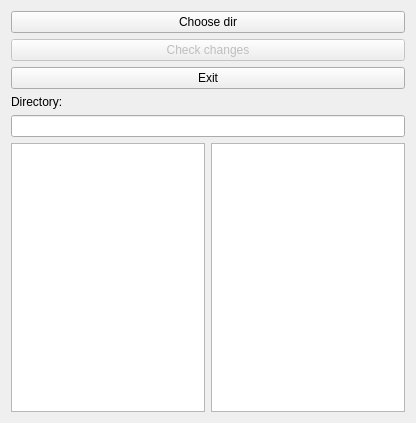
Above: widget.ui from f0rtung/ChangeFile before the change. Below: the same form after it.
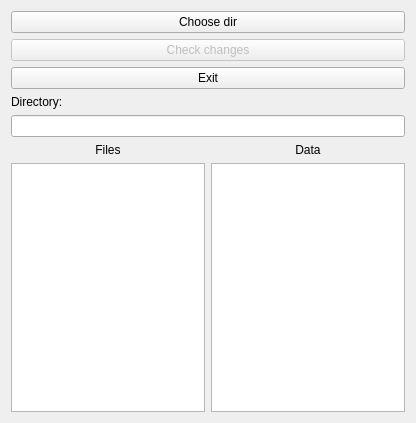
That is the form after the change.

Patch:
```diff
--- a/widget.ui
+++ b/widget.ui
@@ -51,6 +51,30 @@
    <item>
     <widget class="QLineEdit" name="lineEdit"/>
    </item>
+   <item>
+    <layout class="QHBoxLayout" name="horizontalLayout_2">
+     <item>
+      <widget class="QLabel" name="label_3">
+       <property name="text">
+        <string>Files</string>
+       </property>
+       <property name="alignment">
+        <set>Qt::AlignCenter</set>
+       </property>
+      </widget>
+     </item>
+     <item>
+      <widget class="QLabel" name="label_2">
+       <property name="text">
+        <string>Data</string>
+       </property>
+       <property name="alignment">
+        <set>Qt::AlignCenter</set>
+       </property>
+      </widget>
+     </item>
+    </layout>
+   </item>
    <item>
     <layout class="QHBoxLayout" name="horizontalLayout_3">
      <item>
```
